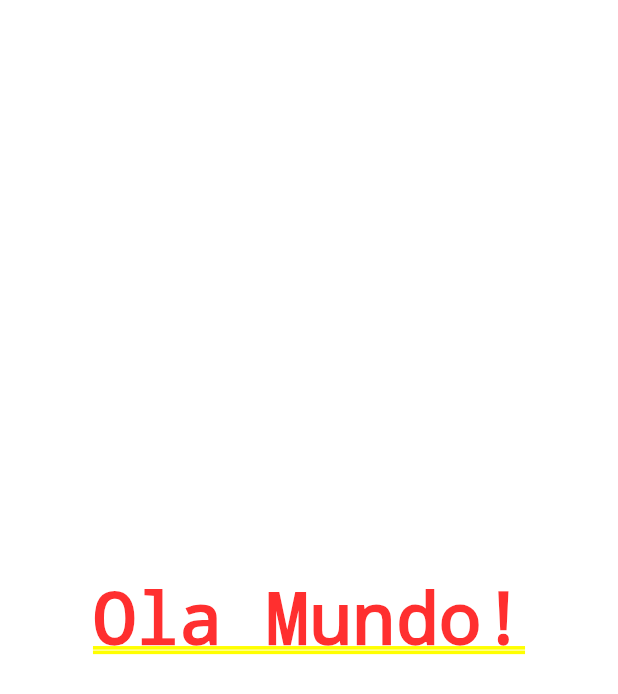
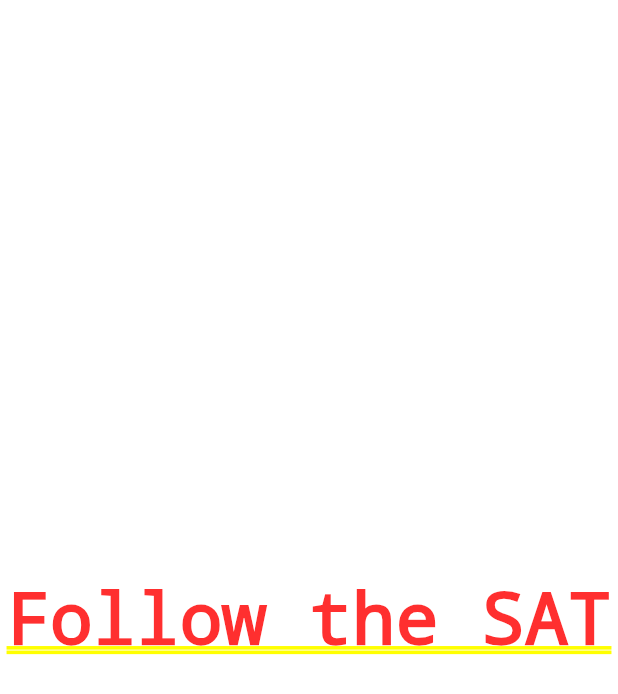
Before and after one commit to victorhugol/follow-the-sat, a Flutter app: the screen it shows after launch, on a phone screen of 412 x 824 dp. Shown: the top 694 px of the screen. Run offline on Flutter 3.47's test engine with Material 2 defaults, Android fonts, the phone set to English and light mode, and no system bars.

Commit message:
texto mudado

```diff
--- a/lib/entrada.dart
+++ b/lib/entrada.dart
@@ -5,7 +5,7 @@ class Entrada extends StatelessWidget {
   Widget build(BuildContext context) {
     return Container(
       child: Center(
-        child: Text("Ola Mundo!"),
+        child: Text("Follow the SAT"),
       ),
     );
   }
```
